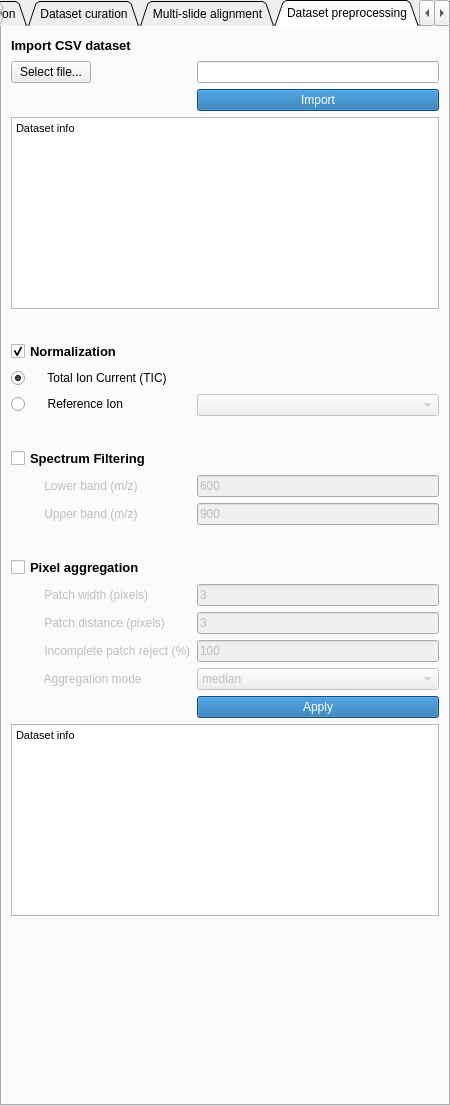
Above: MassVision/Resources/UI/MassVision.ui from jamzad/SlicerMassVision before the change. Below: the same form after it.
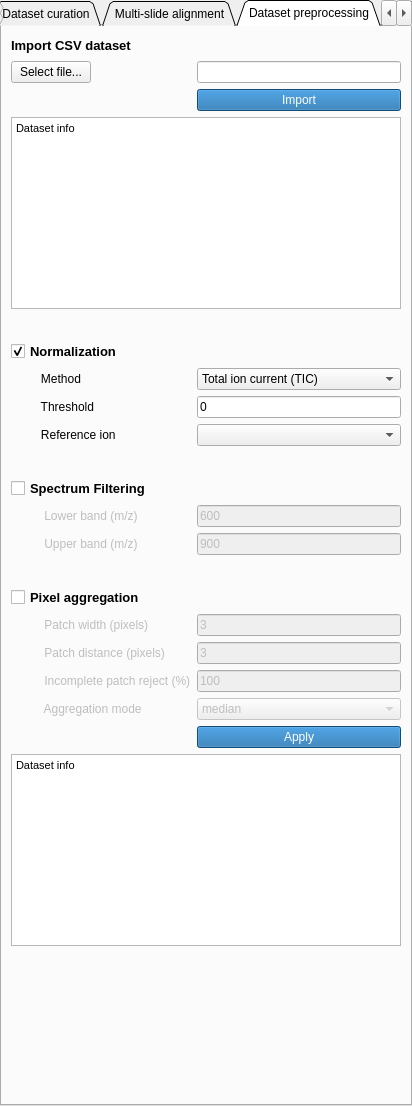
That is the form after the change. The open tabs and pages were chosen to show the change.

Commit message: ADD new normalization methods

```diff
--- a/MassVision/Resources/UI/MassVision.ui
+++ b/MassVision/Resources/UI/MassVision.ui
@@ -6,7 +6,7 @@
    <rect>
     <x>0</x>
     <y>0</y>
-    <width>450</width>
+    <width>412</width>
     <height>1106</height>
    </rect>
   </property>
@@ -1773,36 +1773,90 @@
      </spacer>
     </item>
     <item row="20" column="0">
-     <widget class="QRadioButton" name="normalizeTICoption">
+     <widget class="QLabel" name="normMethodLabel">
       <property name="enabled">
        <bool>true</bool>
       </property>
       <property name="text">
-       <string>     Total Ion Current (TIC)</string>
+       <string>         Method</string>
       </property>
-      <property name="checked">
+     </widget>
+    </item>
+    <item row="20" column="1">
+     <widget class="QComboBox" name="normMethodComboBox">
+      <property name="enabled">
        <bool>true</bool>
       </property>
+      <item>
+       <property name="text">
+        <string>Total ion current (TIC)</string>
+       </property>
+      </item>
+      <item>
+       <property name="text">
+        <string>Reference ion</string>
+       </property>
+      </item>
+      <item>
+       <property name="text">
+        <string>Root mean square (RMS)</string>
+       </property>
+      </item>
+      <item>
+       <property name="text">
+        <string>Median</string>
+       </property>
+      </item>
+      <item>
+       <property name="text">
+        <string>Mean</string>
+       </property>
+      </item>
+      <item>
+       <property name="text">
+        <string>Total signal current (TSC)</string>
+       </property>
+      </item>
      </widget>
     </item>
     <item row="21" column="0">
-     <widget class="QRadioButton" name="refNorm">
+     <widget class="QLabel" name="thresholdLabel">
       <property name="enabled">
        <bool>true</bool>
       </property>
       <property name="text">
-       <string>     Reference Ion</string>
+       <string>         Threshold</string>
       </property>
      </widget>
     </item>
     <item row="21" column="1">
+     <widget class="QLineEdit" name="thresholdValue">
+      <property name="enabled">
+       <bool>true</bool>
+      </property>
+      <property name="text">
+       <string>0</string>
+      </property>
+     </widget>
+    </item>
+    <item row="22" column="0">
+     <widget class="QLabel" name="refionLabel">
+      <property name="enabled">
+       <bool>true</bool>
+      </property>
+      <property name="text">
+       <string>         Reference ion</string>
+      </property>
+     </widget>
+    </item>
+    <item row="22" column="1">
      <widget class="QComboBox" name="refIoncomboBox">
       <property name="enabled">
-       <bool>false</bool>
+       <bool>true</bool>
       </property>
      </widget>
     </item>
-    <item row="22" column="0" colspan="2">
+    <item row="24" column="0" colspan="2">
      <spacer name="verticalSpacer_21">
       <property name="orientation">
        <enum>Qt::Vertical</enum>
@@ -1818,7 +1872,7 @@
       </property>
      </spacer>
     </item>
-    <item row="26" column="0">
+    <item row="28" column="0">
      <widget class="QCheckBox" name="spectrumFiltercheckBox">
       <property name="font">
        <font>
@@ -1832,7 +1886,7 @@
       </property>
      </widget>
     </item>
-    <item row="26" column="1">
+    <item row="28" column="1">
      <spacer name="horizontalSpacer_12">
       <property name="orientation">
        <enum>Qt::Horizontal</enum>
@@ -1845,7 +1899,7 @@
       </property>
      </spacer>
     </item>
-    <item row="27" column="0">
+    <item row="29" column="0">
      <widget class="QLabel" name="lowLabel">
       <property name="enabled">
        <bool>false</bool>
@@ -1855,7 +1909,7 @@
       </property>
      </widget>
     </item>
-    <item row="27" column="1">
+    <item row="29" column="1">
      <widget class="QLineEdit" name="spectrumlowerBand">
       <property name="enabled">
        <bool>false</bool>
@@ -1865,7 +1919,7 @@
       </property>
      </widget>
     </item>
-    <item row="28" column="0">
+    <item row="30" column="0">
      <widget class="QLabel" name="upLabel">
       <property name="enabled">
        <bool>false</bool>
@@ -1875,7 +1929,7 @@
       </property>
      </widget>
     </item>
-    <item row="28" column="1">
+    <item row="30" column="1">
      <widget class="QLineEdit" name="spectrumUpperband">
       <property name="enabled">
        <bool>false</bool>
@@ -1885,7 +1939,7 @@
       </property>
      </widget>
     </item>
-    <item row="30" column="0" colspan="2">
+    <item row="32" column="0" colspan="2">
      <spacer name="verticalSpacer_20">
       <property name="orientation">
        <enum>Qt::Vertical</enum>
@@ -1901,7 +1955,7 @@
       </property>
      </spacer>
     </item>
-    <item row="36" column="0">
+    <item row="38" column="0">
      <widget class="QCheckBox" name="pixelaggcheckBox">
       <property name="font">
        <font>
@@ -1915,7 +1969,7 @@
       </property>
      </widget>
     </item>
-    <item row="36" column="1">
+    <item row="38" column="1">
      <spacer name="horizontalSpacer_11">
       <property name="orientation">
        <enum>Qt::Horizontal</enum>
@@ -1928,7 +1982,7 @@
       </property>
      </spacer>
     </item>
-    <item row="37" column="0">
+    <item row="39" column="0">
      <widget class="QLabel" name="wLabel">
       <property name="enabled">
        <bool>false</bool>
@@ -1938,7 +1992,7 @@
       </property>
      </widget>
     </item>
-    <item row="37" column="1">
+    <item row="39" column="1">
      <widget class="QLineEdit" name="patchWidth">
       <property name="enabled">
        <bool>false</bool>
@@ -1948,7 +2002,7 @@
       </property>
      </widget>
     </item>
-    <item row="38" column="0">
+    <item row="40" column="0">
      <widget class="QLabel" name="sLabel">
       <property name="enabled">
        <bool>false</bool>
@@ -1958,7 +2012,7 @@
       </property>
      </widget>
     </item>
-    <item row="38" column="1">
+    <item row="40" column="1">
      <widget class="QLineEdit" name="patchStride">
       <property name="enabled">
        <bool>false</bool>
@@ -1968,7 +2022,7 @@
       </property>
      </widget>
     </item>
-    <item row="39" column="0">
+    <item row="41" column="0">
      <widget class="QLabel" name="pLabel">
       <property name="enabled">
        <bool>false</bool>
@@ -1978,7 +2032,7 @@
       </property>
      </widget>
     </item>
-    <item row="39" column="1">
+    <item row="41" column="1">
      <widget class="QLineEdit" name="partialPatch">
       <property name="enabled">
        <bool>false</bool>
@@ -1988,7 +2042,7 @@
       </property>
      </widget>
     </item>
-    <item row="40" column="0">
+    <item row="42" column="0">
      <widget class="QLabel" name="mLabel">
       <property name="enabled">
        <bool>false</bool>
@@ -1998,7 +2052,7 @@
       </property>
      </widget>
     </item>
-    <item row="40" column="1">
+    <item row="42" column="1">
      <widget class="QComboBox" name="aggMode">
       <property name="enabled">
        <bool>false</bool>
@@ -2025,7 +2079,7 @@
       </item>
      </widget>
     </item>
-    <item row="41" column="1">
+    <item row="43" column="1">
      <widget class="QPushButton" name="applyProcessingButton">
       <property name="styleSheet">
        <string notr="true">background-color: #1769aa;
@@ -2036,7 +2090,7 @@
       </property>
      </widget>
     </item>
-    <item row="42" column="0" colspan="2">
+    <item row="44" column="0" colspan="2">
      <widget class="QTextBrowser" name="postCsvinfo">
       <property name="sizePolicy">
        <sizepolicy hsizetype="Expanding" vsizetype="Preferred">
```
Left out of the diff: 2 changed lines with no effect on the pictures. The commit also changes 2 other files.
